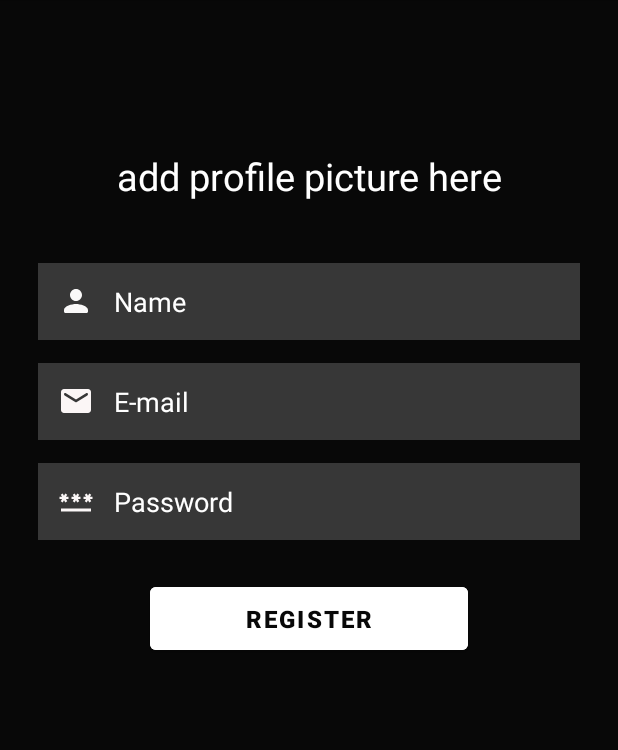
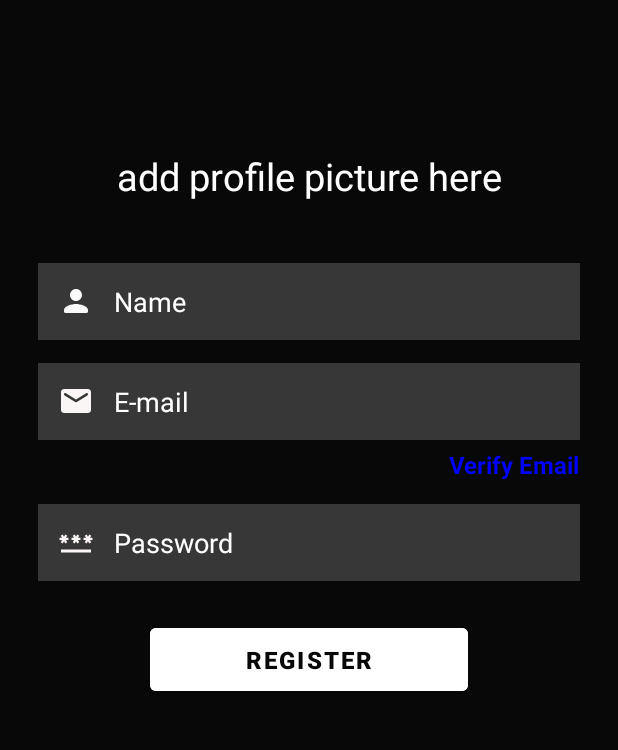
Before and after one commit to KefVaza/ChatHub, an Android app: the RegisterActivity screen opened directly, with no data from a screen before it, on a phone screen of 412 x 824 dp, the part 84-834 px from its top. Run offline under Robolectric (Android 15) with nearby library versions, the phone set to English and light mode, and no system bars.

Commit message:
Email veryfication design pending (kaif vaza)

```diff
--- /dev/null
+++ b/app/src/main/res/drawable/checked_icon.xml
@@ -0,0 +1,5 @@
+<vector android:height="24dp" android:tint="@color/white"
+    android:viewportHeight="24" android:viewportWidth="24"
+    android:width="24dp" xmlns:android="http://schemas.android.com/apk/res/android">
+    <path android:fillColor="@android:color/white" android:pathData="M12,2C6.48,2 2,6.48 2,12s4.48,10 10,10 10,-4.48 10,-10S17.52,2 12,2zM9.29,16.29L5.7,12.7c-0.39,-0.39 -0.39,-1.02 0,-1.41 0.39,-0.39 1.02,-0.39 1.41,0L10,14.17l6.88,-6.88c0.39,-0.39 1.02,-0.39 1.41,0 0.39,0.39 0.39,1.02 0,1.41l-7.59,7.59c-0.38,0.39 -1.02,0.39 -1.41,0z"/>
+</vector>
--- a/app/src/main/res/layout/activity_register.xml
+++ b/app/src/main/res/layout/activity_register.xml
@@ -55,6 +55,21 @@
             android:layout_marginEnd="25dp"
             android:layout_marginTop="15dp"/>
 
+        <TextView
+            android:id="@+id/tvVerifyEmail"
+            android:layout_width="wrap_content"
+            android:layout_height="wrap_content"
+            android:layout_gravity="right"
+            android:text="@string/verify_email"
+            android:textColor="#0000ff"
+            android:layout_marginTop="5dp"
+            android:layout_marginEnd="25dp"
+            android:textSize="16sp"
+            android:textStyle="bold"
+            android:clickable="true"
+            android:focusable="true"
+            tools:ignore="RtlHardcoded" />
+
         <EditText
             android:id="@+id/etRegPass"
             android:layout_width="match_parent"
--- a/app/src/main/res/values/strings.xml
+++ b/app/src/main/res/values/strings.xml
@@ -11,4 +11,6 @@
     <string name="search">Search</string>
     <string name="bot_message">Bot Message</string>
     <string name="user_message">User Message</string>
+    <string name="verify_email">Verify Email</string>
+    <string name="submit">Submit</string>
 </resources>
```
Also changed, not shown: app/src/main/AndroidManifest.xml (+7 -4 lines), app/src/main/java/com/red45/chathub/EmailVerifyActivity.kt (added, +11 -0 lines), app/src/main/res/layout/activity_email_veify.xml (added, +66 -0 lines).
